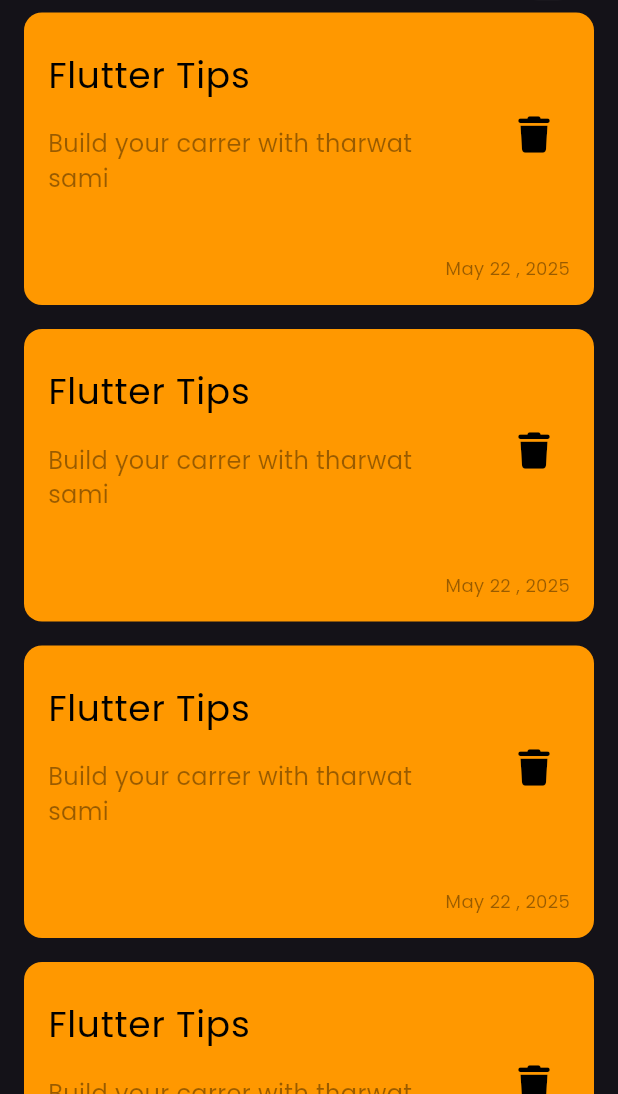
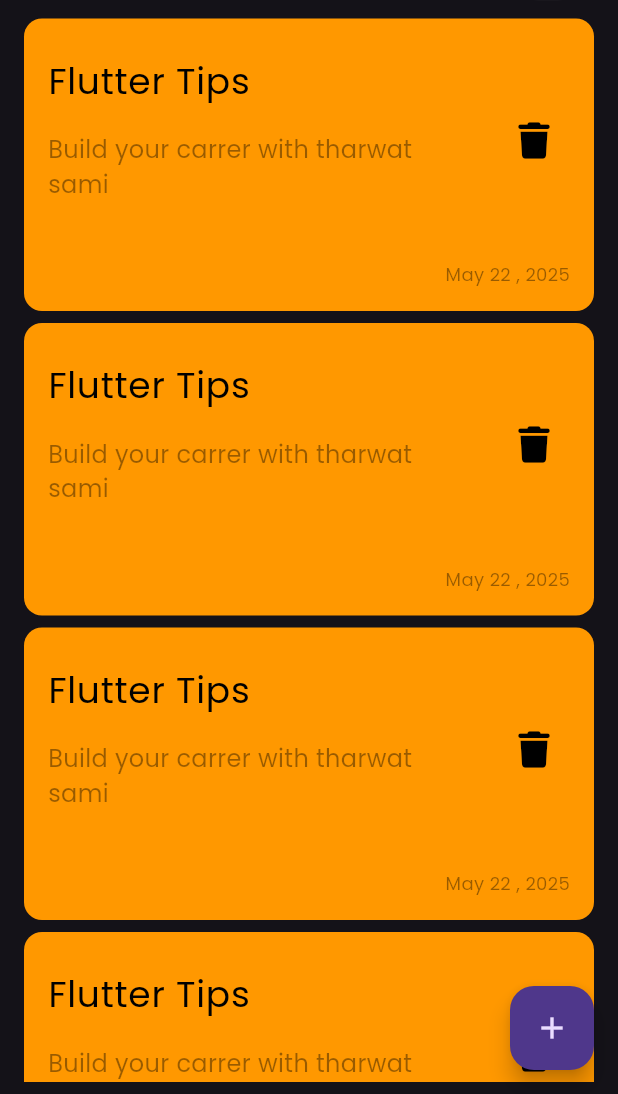
Before and after one commit to SARYAALHNDY/notes_app, a Flutter app: the screen it shows after launch, on a phone screen of 412 x 824 dp, the part 142-1236 px from its top. Run offline on Flutter 3.47's test engine with Material 3 defaults, Android fonts, the phone set to English and light mode, and no system bars; our stand-ins replace font_awesome_flutter.

Commit message:
add floating actoin buttom

```diff
--- a/lib/views/notes_view.dart
+++ b/lib/views/notes_view.dart
@@ -1,22 +1,18 @@
 import 'package:flutter/material.dart';
-import 'package:notes_app/widgets/custom_app_bar.dart';
-import 'package:notes_app/widgets/notes_list_view.dart';
+import 'package:notes_app/widgets/notes_view_body.dart';
 
 class NotesView extends StatelessWidget {
   const NotesView({super.key});
 
   @override
   Widget build(BuildContext context) {
-    return const Scaffold(
-      body: Column(
-        children: [
-          SizedBox(
-            height: 50,
+    return Scaffold(
+        floatingActionButton: FloatingActionButton(
+          onPressed: () {},
+          child: Icon(
+            Icons.add,
           ),
-          CustomAppBar(),
-          Expanded(child: NotesListViwe()),
-        ],
-      ),
-    );
+        ),
+        body: NotesViewBody());
   }
 }
--- a/lib/widgets/custom_item.dart
+++ b/lib/widgets/custom_item.dart
@@ -7,7 +7,7 @@ class CustomItem extends StatelessWidget {
   @override
   Widget build(BuildContext context) {
     return Padding(
-      padding: const EdgeInsets.symmetric(vertical: 8, horizontal: 16),
+      padding: const EdgeInsets.symmetric(vertical: 4, horizontal: 16),
       child: Container(
         padding: const EdgeInsets.only(right: 16, bottom: 16),
         decoration: BoxDecoration(
@@ -18,7 +18,8 @@ class CustomItem extends StatelessWidget {
           crossAxisAlignment: CrossAxisAlignment.end,
           children: [
             ListTile(
-              contentPadding: const EdgeInsets.only(top: 16, bottom: 16, left: 16),
+              contentPadding:
+                  const EdgeInsets.only(top: 16, bottom: 16, left: 16),
               title: const Text(
                 'Flutter Tips',
                 style: TextStyle(color: Colors.black, fontSize: 24),
@@ -33,7 +34,7 @@ class CustomItem extends StatelessWidget {
               ),
               trailing: IconButton(
                 onPressed: () {},
-                icon:const Icon(
+                icon: const Icon(
                   FontAwesomeIcons.trash,
                   color: Colors.black,
                 ),
--- a/lib/widgets/notes_list_view.dart
+++ b/lib/widgets/notes_list_view.dart
@@ -6,8 +6,13 @@ class NotesListViwe extends StatelessWidget {
 
   @override
   Widget build(BuildContext context) {
-    return ListView.builder(itemBuilder: (context, index) {
-      return const CustomItem();
-    });
+    return Padding(
+      padding: const EdgeInsets.symmetric(vertical: 8),
+      child: ListView.builder(
+          padding: EdgeInsets.zero,
+          itemBuilder: (context, index) {
+            return const CustomItem();
+          }),
+    );
   }
 }
--- /dev/null
+++ b/lib/widgets/notes_view_body.dart
@@ -0,0 +1,20 @@
+import 'package:flutter/material.dart';
+import 'package:notes_app/widgets/custom_app_bar.dart';
+import 'package:notes_app/widgets/notes_list_view.dart';
+
+class NotesViewBody extends StatelessWidget {
+  const NotesViewBody({super.key});
+
+  @override
+  Widget build(BuildContext context) {
+    return const Column(
+        children: [
+          SizedBox(
+            height: 50,
+          ),
+          CustomAppBar(),
+          Expanded(child: NotesListViwe()),
+        ],
+      );
+  }
+}
```
